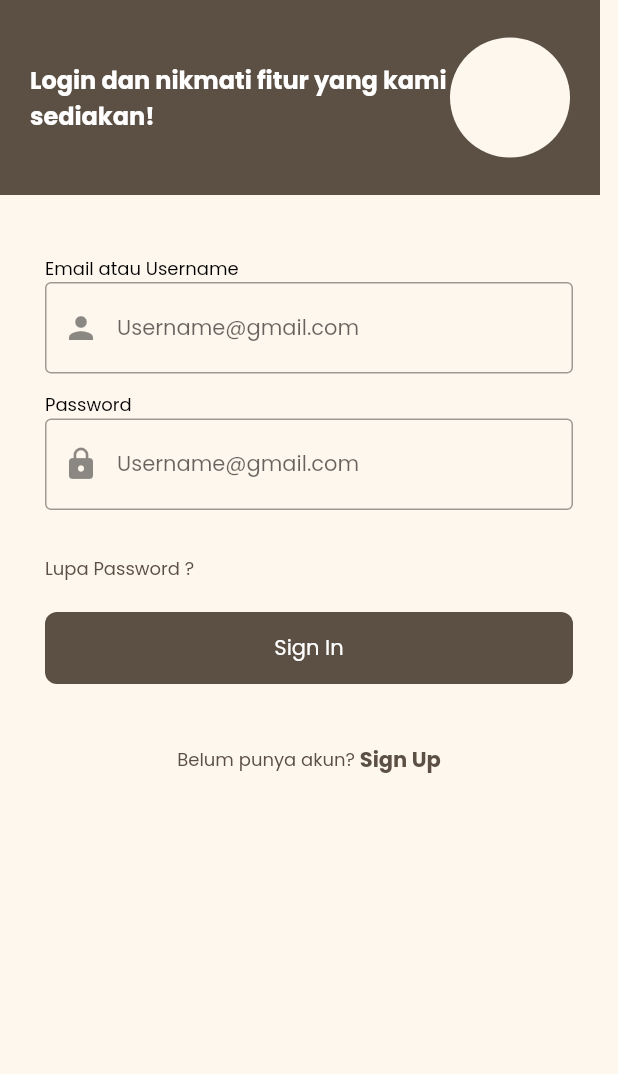
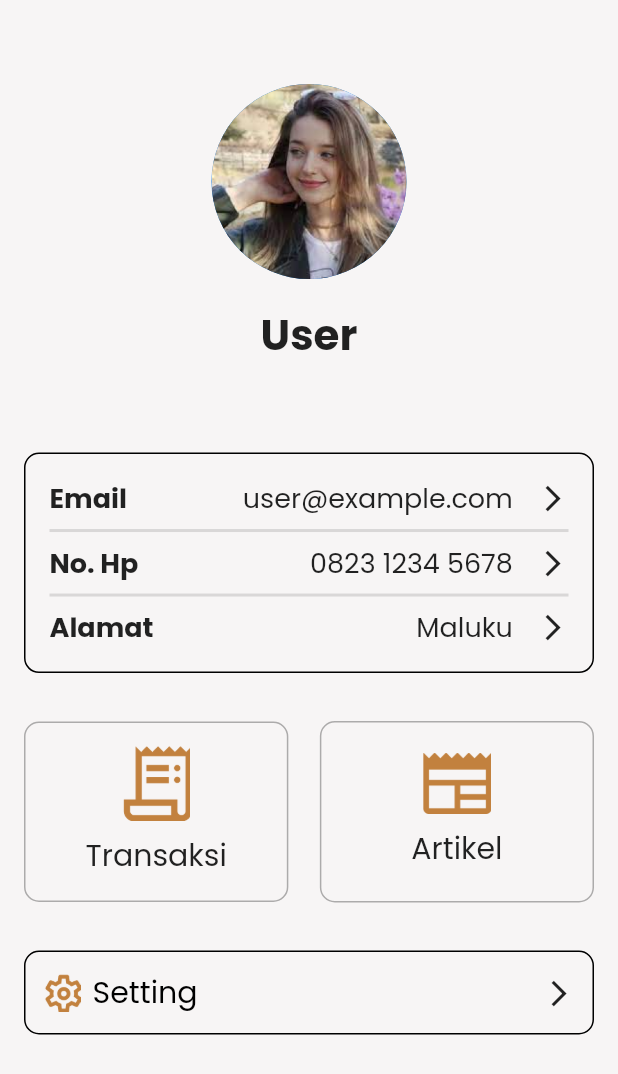
Before and after one commit to azrilnrr/CAPSTONE_ALTERRA_FLUTTER_K-8, a Flutter app: the screen it shows after launch, on a phone screen of 412 x 824 dp. Shown: the top 1074 px of the screen. Run offline on Flutter 3.47's test engine with Material 2 defaults, Android fonts, the phone set to English and light mode, and no system bars; our stand-ins replace google_fonts.

Commit message:
profile account

```diff
--- a/capstone_flutter/lib/main.dart
+++ b/capstone_flutter/lib/main.dart
@@ -1,5 +1,6 @@
-import 'package:capstone_flutter/view/login_screen.dart';
 import 'package:flutter/material.dart';
+
+import 'view/account/account_screen.dart';
 
 void main() {
   runApp(const MyApp());
@@ -10,9 +11,9 @@ class MyApp extends StatelessWidget {
 
   @override
   Widget build(BuildContext context) {
-    return MaterialApp(
+    return const MaterialApp(
       debugShowCheckedModeBanner: false,
-      home: LoginScreen(),
+      home: AccountScreen(),
     );
   }
 }
--- /dev/null
+++ b/capstone_flutter/lib/view/account/account_screen.dart
@@ -0,0 +1,257 @@
+import 'package:capstone_flutter/config/theme.dart';
+import 'package:flutter/material.dart';
+import 'package:google_fonts/google_fonts.dart';
+
+class AccountScreen extends StatelessWidget {
+  const AccountScreen({super.key});
+
+  @override
+  Widget build(BuildContext context) {
+    final size = MediaQuery.of(context).size;
+    return Scaffold(
+      backgroundColor: const Color(0xffF7F5F5),
+      appBar: AppBar(
+        backgroundColor: const Color(0xffF7F5F5),
+        elevation: 0,
+      ),
+      body: Column(
+        crossAxisAlignment: CrossAxisAlignment.start,
+        children: [
+          Center(
+            child: Column(
+              children: [
+                const CircleAvatar(
+                  backgroundImage: AssetImage('assets/profil.png'),
+                  radius: 65,
+                ),
+                SizedBox(
+                  height: size.height * .02,
+                ),
+                Text(
+                  'User',
+                  style: GoogleFonts.poppins(
+                    fontSize: 28,
+                    fontWeight: FontWeight.bold,
+                  ),
+                ),
+              ],
+            ),
+          ),
+          SizedBox(height: size.height * .05),
+          Padding(
+            padding: const EdgeInsets.all(16),
+            child: Container(
+              padding: const EdgeInsets.all(16),
+              decoration: BoxDecoration(
+                borderRadius: BorderRadius.circular(10),
+                border: Border.all(
+                  color: Colors.black,
+                ),
+              ),
+              child: Column(
+                children: [
+                  Row(
+                    mainAxisAlignment: MainAxisAlignment.spaceBetween,
+                    children: [
+                      Text(
+                        'Email',
+                        style: GoogleFonts.poppins(
+                          fontSize: 18,
+                          fontWeight: FontWeight.bold,
+                        ),
+                      ),
+                      Row(
+                        children: [
+                          Text(
+                            'user@example.com',
+                            style: GoogleFonts.poppins(
+                              fontSize: 18,
+                            ),
+                          ),
+                          SizedBox(width: size.width * .04),
+                          Icon(
+                            Icons.arrow_forward_ios,
+                            size: size.width * .05,
+                          ),
+                        ],
+                      ),
+                    ],
+                  ),
+                  const Divider(
+                    thickness: 2,
+                  ),
+                  Row(
+                    mainAxisAlignment: MainAxisAlignment.spaceBetween,
+                    children: [
+                      Text(
+                        'No. Hp',
+                        style: GoogleFonts.poppins(
+                          fontSize: 18,
+                          fontWeight: FontWeight.bold,
+                        ),
+                      ),
+                      Row(
+                        children: [
+                          Text(
+                            '0823 1234 5678',
+                            style: GoogleFonts.poppins(
+                              fontSize: 18,
+                            ),
+                          ),
+                          SizedBox(width: size.width * .04),
+                          Icon(
+                            Icons.arrow_forward_ios,
+                            size: size.width * .05,
+                          ),
+                        ],
+                      ),
+                    ],
+                  ),
+                  const Divider(
+                    thickness: 2,
+                  ),
+                  Row(
+                    mainAxisAlignment: MainAxisAlignment.spaceBetween,
+                    children: [
+                      Text(
+                        'Alamat',
+                        style: GoogleFonts.poppins(
+                          fontSize: 18,
+                          fontWeight: FontWeight.bold,
+                        ),
+                      ),
+                      Row(
+                        children: [
+                          Text(
+                            'Maluku',
+                            style: GoogleFonts.poppins(
+                              fontSize: 18,
+                            ),
+                          ),
+                          SizedBox(width: size.width * .04),
+                          Icon(
+                            Icons.arrow_forward_ios,
+                            size: size.width * .05,
+                          ),
+                        ],
+                      ),
+                    ],
+                  ),
+                ],
+              ),
+            ),
+          ),
+          Padding(
+            padding: const EdgeInsets.all(16),
+            child: Row(
+              mainAxisAlignment: MainAxisAlignment.spaceBetween,
+              children: [
+                Container(
+                  padding: const EdgeInsets.symmetric(
+                    horizontal: 40,
+                    vertical: 15,
+                  ),
+                  decoration: BoxDecoration(
+                    borderRadius: BorderRadius.circular(10),
+                    border: Border.all(
+                      color: Colors.black.withOpacity(0.3),
+                    ),
+                  ),
+                  child: Center(
+                    child: Column(
+                      children: [
+                        SizedBox(
+                          width: size.width / 9,
+                          child: Image.asset(
+                            'assets/icon/setting_icon/receipt_long.png',
+                          ),
+                        ),
+                        const SizedBox(height: 8),
+                        Text(
+                          'Transaksi',
+                          style: GoogleFonts.poppins(
+                            fontSize: 20,
+                          ),
+                        ),
+                      ],
+                    ),
+                  ),
+                ),
+                Container(
+                  padding: const EdgeInsets.symmetric(
+                    horizontal: 60,
+                    vertical: 20,
+                  ),
+                  decoration: BoxDecoration(
+                    borderRadius: BorderRadius.circular(10),
+                    border: Border.all(
+                      color: Colors.black.withOpacity(0.3),
+                    ),
+                  ),
+                  child: Center(
+                    child: Column(
+                      children: [
+                        SizedBox(
+                          width: size.width / 9,
+                          child: Image.asset(
+                            'assets/icon/setting_icon/newspaper.png',
+                          ),
+                        ),
+                        const SizedBox(height: 8),
+                        Text(
+                          'Artikel',
+                          style: GoogleFonts.poppins(
+                            fontSize: 20,
+                          ),
+                        ),
+                      ],
+                    ),
+                  ),
+                ),
+              ],
+            ),
+          ),
+          Padding(
+            padding: const EdgeInsets.all(16),
+            child: Container(
+              padding: const EdgeInsets.all(12),
+              decoration: BoxDecoration(
+                borderRadius: BorderRadius.circular(10),
+                border: Border.all(
+                  color: Colors.black,
+                ),
+              ),
+              child: Row(
+                mainAxisAlignment: MainAxisAlignment.spaceBetween,
+                children: [
+                  Row(
+                    children: [
+                      SizedBox(
+                        width: size.width * .06,
+                        child: Image.asset(
+                          'assets/icon/setting_icon/settings.png',
+                        ),
+                      ),
+                      const SizedBox(width: 8),
+                      Text(
+                        'Setting',
+                        style: poppinsKecil.copyWith(
+                          fontSize: 20,
+                          color: blackColor,
+                        ),
+                      ),
+                    ],
+                  ),
+                  Icon(
+                    Icons.arrow_forward_ios,
+                    size: size.width * .05,
+                  ),
+                ],
+              ),
+            ),
+          )
+        ],
+      ),
+    );
+  }
+}
--- a/capstone_flutter/lib/view/login_screen.dart
+++ b/capstone_flutter/lib/view/login_screen.dart
@@ -45,7 +45,7 @@ class _LoginScreenState extends State<LoginScreen> {
                   ),
                 ),
               ),
-              SizedBox(height: 40),
+              const SizedBox(height: 40),
               Padding(
                 padding: const EdgeInsets.only(
                   left: 30,
@@ -60,34 +60,35 @@ class _LoginScreenState extends State<LoginScreen> {
                           fontSize: 12, color: blackColor),
                     ),
                     TextFormField(
-                      decoration: InputDecoration(
+                      decoration: const InputDecoration(
                         hintText: 'Username@gmail.com',
                         prefixIcon: Icon(Icons.person),
                         border: OutlineInputBorder(),
                       ),
                       style: poppinsKecil,
                     ),
-                    SizedBox(height: 12),
+                    const SizedBox(height: 12),
                     Text(
                       'Password',
                       style: poppinsKecil.copyWith(
                           fontSize: 12, color: blackColor),
                     ),
                     TextFormField(
-                      decoration: InputDecoration(
+                      decoration: const InputDecoration(
                         hintText: 'Username@gmail.com',
                         prefixIcon: Icon(Icons.lock),
                         border: OutlineInputBorder(),
                       ),
                       style: poppinsKecil,
                     ),
-                    SizedBox(height: 30),
+                    const SizedBox(height: 30),
                     InkWell(
                       onTap: () {
                         Navigator.push(
                             context,
                             MaterialPageRoute(
-                                builder: (context) => LupaPasswordScreen()));
+                                builder: (context) =>
+                                    const LupaPasswordScreen()));
                       },
                       child: Text(
                         'Lupa Password ?',
@@ -95,7 +96,7 @@ class _LoginScreenState extends State<LoginScreen> {
                             fontSize: 12, color: secondaryColor),
                       ),
                     ),
-                    SizedBox(height: 20),
+                    const SizedBox(height: 20),
                     GestureDetector(
                       onTap: () {},
                       child: Container(
@@ -113,7 +114,7 @@ class _LoginScreenState extends State<LoginScreen> {
                         ),
                       ),
                     ),
-                    SizedBox(height: 40),
+                    const SizedBox(height: 40),
                     Row(
                       mainAxisAlignment: MainAxisAlignment.center,
                       children: [
@@ -127,13 +128,15 @@ class _LoginScreenState extends State<LoginScreen> {
                             Navigator.push(
                                 context,
                                 MaterialPageRoute(
-                                    builder: (context) => RegisterScreen()));
+                                    builder: (context) =>
+                                        const RegisterScreen()));
                           },
                           child: Text(
                             'Sign Up',
                             style: poppinsKecil.copyWith(
-                                fontWeight: FontWeight.bold,
-                                color: secondaryColor),
+                              fontWeight: FontWeight.bold,
+                              color: secondaryColor,
+                            ),
                           ),
                         ),
                       ],
```
Also changed, not shown: capstone_flutter/pubspec.yaml (+7 -6 lines), capstone_flutter/assets/profil.png (added).
